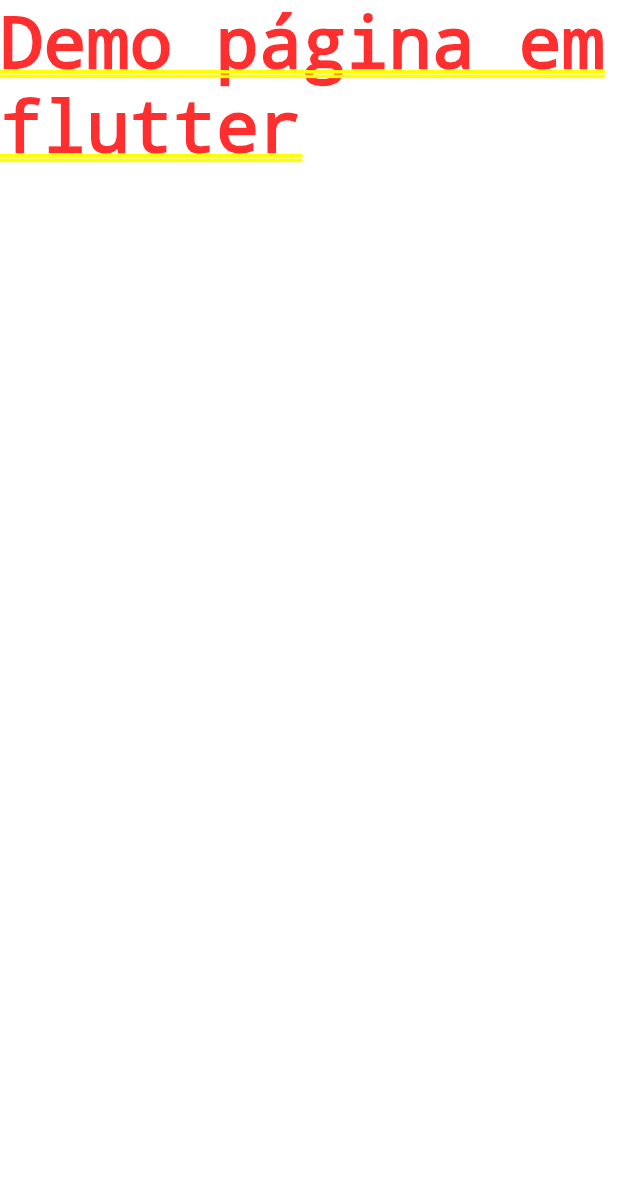
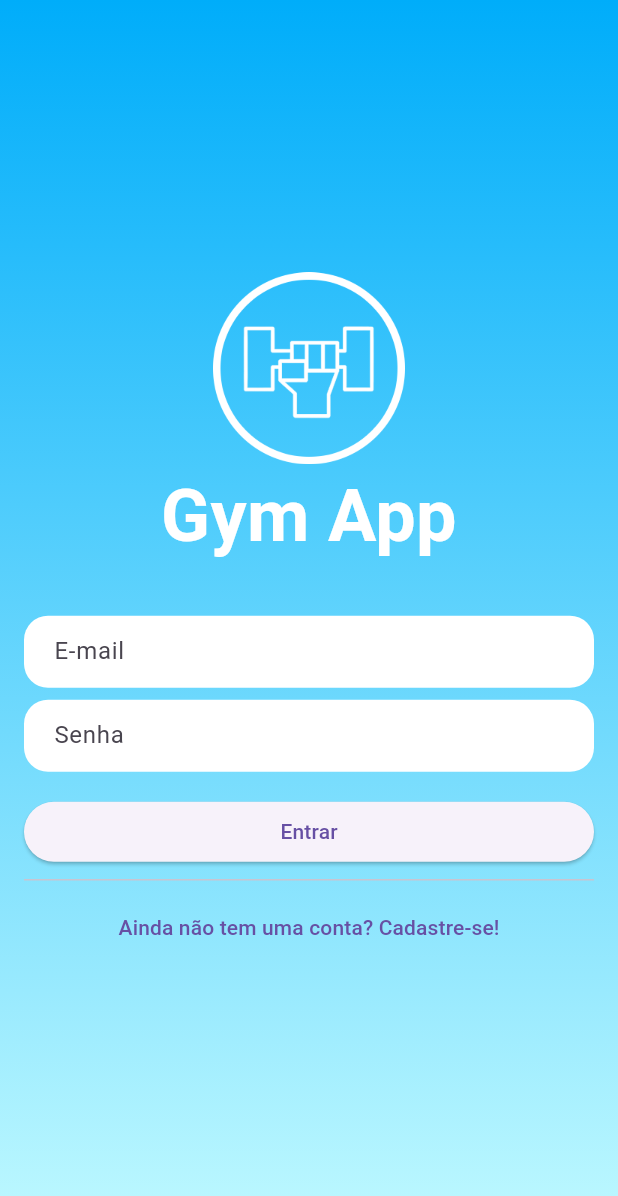
Before and after one commit to VitorLucas98/flutter_gym_app, a Flutter app: the screen it shows after launch, on a phone screen of 412 x 824 dp. Shown: the top 1196 px of the screen. Run offline on Flutter 3.47's test engine with Material 3 defaults, Android fonts, the phone set to English and light mode, and no system bars; our stand-ins replace firebase_auth, firebase_core; accounts and stored records are empty; generated files the repository leaves out were written again.

Commit message:
Curso introdutorio em flutter

```diff
--- /dev/null
+++ b/lib/common/meu_snackbar.dart
@@ -0,0 +1,23 @@
+import "package:flutter/material.dart";
+
+mostrarSnackbar({
+  required BuildContext context,
+  required String texto,
+  bool isErro = true,
+}) {
+  SnackBar snackbar = SnackBar(
+    content: Text(texto),
+    backgroundColor: (isErro) ? Colors.red : Colors.green,
+    shape: RoundedRectangleBorder(
+      borderRadius: BorderRadius.vertical(top: Radius.circular(16)),
+    ),
+    duration: const Duration(seconds: 3),
+    action: SnackBarAction(label: "OK!",
+    textColor: Colors.white,
+    onPressed: (){
+      ScaffoldMessenger.of(context).hideCurrentSnackBar();
+    }),
+  );
+
+  ScaffoldMessenger.of(context).showSnackBar(snackbar);
+}
--- /dev/null
+++ b/lib/common/minhas_cores.dart
@@ -0,0 +1,7 @@
+import 'package:flutter/material.dart';
+
+class MinhasCores {
+  static const Color azulEscuro = Color(0xFF0A6D92);
+  static const Color azulTopoGradiente = Color(0xFF00ADFA);
+  static const Color azulBaixoGradiente = Color(0xFFBFF9FF);
+}
--- /dev/null
+++ b/lib/components/decoracao_campo_auth.dart
@@ -0,0 +1,30 @@
+import 'package:flutter/material.dart';
+import 'package:flutter_gym_app/common/minhas_cores.dart';
+
+InputDecoration getCampoAuthDecorado(String label) {
+  return InputDecoration(
+    hintText: label,
+    fillColor: Colors.white,
+    filled: true,
+    contentPadding: const EdgeInsets.fromLTRB(16, 8, 8, 16),
+    border: OutlineInputBorder(
+      borderRadius: BorderRadius.circular(16),
+    ),
+    enabledBorder: OutlineInputBorder(
+      borderRadius: BorderRadius.circular(16),
+      borderSide: const BorderSide(color: Colors.transparent, width: 2),
+    ),
+    focusedBorder: OutlineInputBorder(
+      borderRadius: BorderRadius.circular(16),
+      borderSide: const BorderSide(color: MinhasCores.azulEscuro, width: 3),
+    ),
+    errorBorder: OutlineInputBorder(
+      borderRadius: BorderRadius.circular(16),
+      borderSide: const BorderSide(color: Colors.red, width: 2),
+    ),
+    focusedErrorBorder: OutlineInputBorder(
+      borderRadius: BorderRadius.circular(16),
+      borderSide: const BorderSide(color: Colors.red, width: 3),
+    ),
+  );
+}
--- a/lib/main.dart
+++ b/lib/main.dart
@@ -1,6 +1,14 @@
+import 'package:firebase_auth/firebase_auth.dart';
 import 'package:flutter/material.dart';
+import 'package:flutter_gym_app/pages/autenticacao_tela.dart';
+import 'package:firebase_core/firebase_core.dart';
+import 'package:flutter_gym_app/pages/incio_tela.dart';
+import 'firebase_options.dart';
 
-void main() {
+void main() async {
+  WidgetsFlutterBinding.ensureInitialized();
+  await Firebase.initializeApp(options: DefaultFirebaseOptions.currentPlatform);
+  runApp(const MyApp());
   runApp(const MyApp());
 }
 
@@ -9,8 +17,24 @@ class MyApp extends StatelessWidget {
 
   @override
   Widget build(BuildContext context) {
-    return const MaterialApp(
-      home: Text("Demo página em flutter"),
+    return MaterialApp(home: RoteadorTela());
+  }
+}
+
+class RoteadorTela extends StatelessWidget {
+  const RoteadorTela({super.key});
+
+  @override
+  Widget build(BuildContext context) {
+    return StreamBuilder<User?>(
+      stream: FirebaseAuth.instance.userChanges(),
+      builder: (context, snapshot) {
+        if (snapshot.hasData) {
+          return const TelaInicial();
+        } else {
+          return AutenticacaoTela();
+        }
+      },
     );
   }
 }
--- /dev/null
+++ b/lib/pages/autenticacao_tela.dart
@@ -0,0 +1,178 @@
+import 'package:flutter/material.dart';
+import 'package:flutter_gym_app/common/meu_snackbar.dart';
+import 'package:flutter_gym_app/common/minhas_cores.dart';
+import 'package:flutter_gym_app/components/decoracao_campo_auth.dart';
+import 'package:flutter_gym_app/services/autenticacao_servico.dart';
+
+class AutenticacaoTela extends StatefulWidget {
+  const AutenticacaoTela({super.key});
+
+  @override
+  State<AutenticacaoTela> createState() => _AutenticacaoTelaState();
+}
+
+class _AutenticacaoTelaState extends State<AutenticacaoTela> {
+  bool queroEntrar = true;
+  final _formKey = GlobalKey<FormState>();
+
+  TextEditingController _emailController = TextEditingController();
+  TextEditingController _senhaController = TextEditingController();
+  TextEditingController _nomeController = TextEditingController();
+
+  AutenticacaoServico _authService = AutenticacaoServico();
+
+  @override
+  Widget build(BuildContext context) {
+    return Scaffold(
+      backgroundColor: Colors.blue,
+      body: Stack(
+        children: [
+          Container(
+            decoration: const BoxDecoration(
+              gradient: LinearGradient(
+                begin: Alignment.topCenter,
+                end: Alignment.bottomCenter,
+                colors: [
+                  MinhasCores.azulTopoGradiente,
+                  MinhasCores.azulBaixoGradiente,
+                ],
+              ),
+            ),
+          ),
+          Padding(
+            padding: const EdgeInsets.all(16.0),
+            child: Form(
+              key: _formKey,
+              child: Center(
+                child: SingleChildScrollView(
+                  child: Column(
+                    mainAxisAlignment: MainAxisAlignment.center,
+                    crossAxisAlignment: CrossAxisAlignment.stretch,
+                    children: [
+                      Image.asset('assets/images/logo.png', height: 128),
+                      const Text(
+                        "Gym App",
+                        textAlign: TextAlign.center,
+                        style: TextStyle(
+                          fontSize: 48,
+                          fontWeight: FontWeight.bold,
+                          color: Colors.white,
+                        ),
+                      ),
+                      SizedBox(height: 32),
+                      TextFormField(
+                        controller: _emailController,
+                        keyboardType: TextInputType.emailAddress,
+                        decoration: getCampoAuthDecorado("E-mail"),
+                        validator: (String? value) {
+                          if (value == null || value.isEmpty) {
+                            return 'O e-mail não pode ser vazio';
+                          }
+                          if (!value.contains('@')) {
+                            return 'O e-mail deve conter um @';
+                          }
+                          if (value.length < 5) {
+                            return 'O e-mail deve ter no mínimo 5 caracteres';
+                          }
+                        },
+                      ),
+                      SizedBox(height: 8),
+                      TextFormField(
+                        controller: _senhaController,
+                        decoration: getCampoAuthDecorado("Senha"),
+                        validator: (String? value) {
+                          if (value == null || value.isEmpty) {
+                            return 'A senha não pode ser vazia';
+                          }
+                          if (value.length < 6) {
+                            return 'O  senha deve ter no mínimo 6 caracteres';
+                          }
+                        },
+                        obscureText: true,
+                      ),
+                      Visibility(
+                        visible: !queroEntrar,
+                        child: Column(
+                          children: [
+                            SizedBox(height: 8),
+                            TextFormField(
+                              keyboardType: TextInputType.name,
+                              controller: _nomeController,
+                              decoration: getCampoAuthDecorado("Nome"),
+                              validator: (String? value) {
+                                if (value == null || value.isEmpty) {
+                                  return 'O nome não pode ser vazio';
+                                }
+                                if (value.length < 3) {
+                                  return 'O nome deve ter no mínimo 3 caracteres';
+                                }
+                              },
+                            ),
+                          ],
+                        ),
+                      ),
+                      SizedBox(height: 16),
+                      ElevatedButton(
+                        onPressed: () {
+                          botaoClicado();
+                        },
+                        child: Text((queroEntrar) ? 'Entrar' : 'Cadastrar'),
+                      ),
+                      Divider(),
+                      TextButton(
+                        onPressed: () {
+                          setState(() {
+                            queroEntrar = !queroEntrar;
+                          });
+                        },
+                        child: Text(
+                          (queroEntrar)
+                              ? "Ainda não tem uma conta? Cadastre-se!"
+                              : "Já tem uma conta? Entre!",
+                        ),
+                      ),
+                    ],
+                  ),
+                ),
+              ),
+            ),
+          ),
+        ],
+      ),
+    );
+  }
+
+  botaoClicado() {
+    String nome = _nomeController.text;
+    String email = _emailController.text;
+    String senha = _senhaController.text;
+
+    if (_formKey.currentState!.validate()) {
+      if (queroEntrar) {
+        _authService.logarUsuario(email: email, senha: senha).then((String? erro) {
+          if (erro != null) {
+            mostrarSnackbar(context: context, texto: erro);
+          } else {
+            mostrarSnackbar(context: context, texto: "Usuário logado com sucesso", isErro: false);
+          }
+        });
+      } else {
+        print("Cadastrar");
+        print("E-mail: ${email}, Senha: ${senha}, Nome: ${nome}");
+        _authService.cadastrarUsuario(
+          email: email,
+          senha: senha,
+          nome: nome,
+        ).then((String? erro) {
+          if (erro != null) {
+            mostrarSnackbar(context: context, texto: erro);
+          } else {
+            mostrarSnackbar(context: context, texto: "Usuário cadastrado com sucesso", isErro: false);
+          }
+        });
+      }
+    } else {
+      print("Formulário inválido");
+    }
+  }
+}
--- /dev/null
+++ b/lib/services/autenticacao_servico.dart
@@ -0,0 +1,39 @@
+import 'package:firebase_auth/firebase_auth.dart';
+
+class AutenticacaoServico {
+  final FirebaseAuth _auth = FirebaseAuth.instance;
+
+  Future<String?> cadastrarUsuario({
+    required String nome,
+    required String senha,
+    required String email,
+  }) async {
+    try {
+      UserCredential userCredential = await _auth
+          .createUserWithEmailAndPassword(email: email, password: senha);
+      await userCredential.user!.updateDisplayName(nome);
+      return null;
+    } on FirebaseAuthException catch (e) {
+      if (e.code == "email-already-in-use") {
+        return "O e-mail já está em uso";
+      } // TODO
+      return "Erro ao cadastrar usuário";
+    }
+  }
+
+  Future<String?> logarUsuario({
+    required String email,
+    required String senha,
+  }) async {
+    try {
+      await _auth.signInWithEmailAndPassword(email: email, password: senha);
+      return null;
+    } on FirebaseAuthException catch (e) {
+      return e.message;
+    }
+  }
+
+  Future<void> deslogarUsuario() async {
+    await _auth.signOut();
+  }
+}
--- a/pubspec.yaml
+++ b/pubspec.yaml
@@ -12,6 +12,8 @@ dependencies:
   flutter:
     sdk: flutter
   cupertino_icons: ^1.0.8
+  firebase_core: ^3.12.1
+  firebase_auth: ^5.5.1
 
 dev_dependencies:
   flutter_test:
@@ -20,3 +22,6 @@ dev_dependencies:
 
 flutter:
   uses-material-design: true
+  assets:
+    - assets/
+    - assets/images/
```
Also changed, not shown: lib/models/exercico_model.dart (added, +31 -0 lines), lib/models/sentimento_model.dart (added, +24 -0 lines), lib/pages/exercicio_tela.dart (added, +124 -0 lines), lib/pages/incio_tela.dart (added, +28 -0 lines), assets/images/logo.png (added), firebase.json (added), pubspec.lock, 3 other files.
